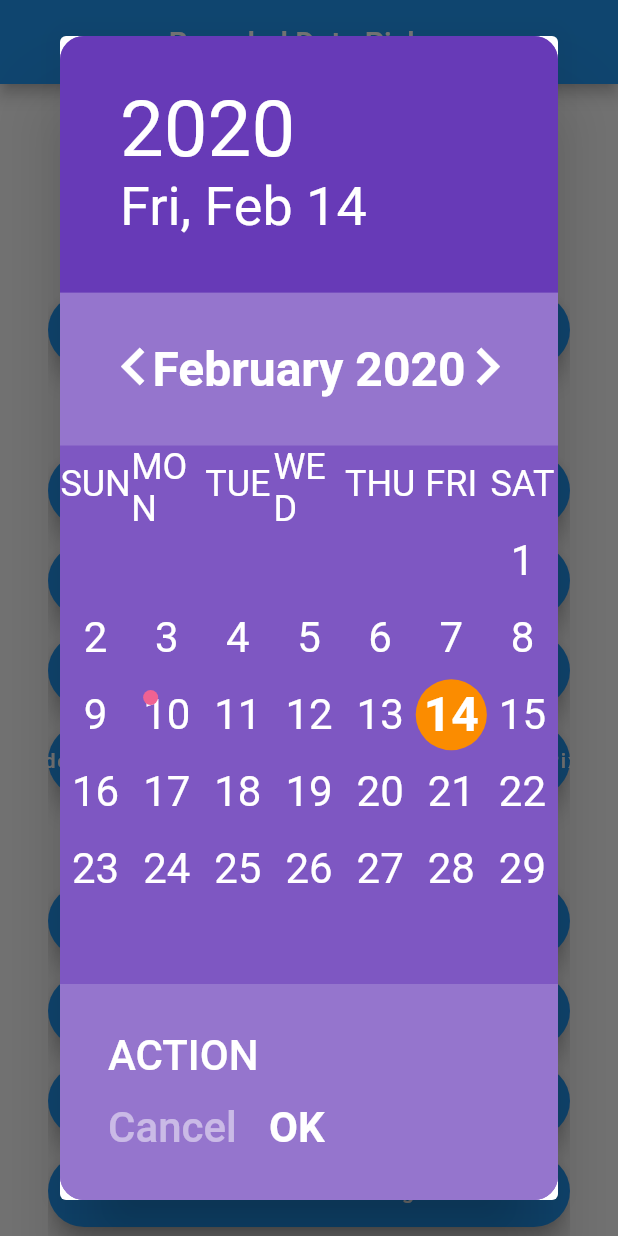
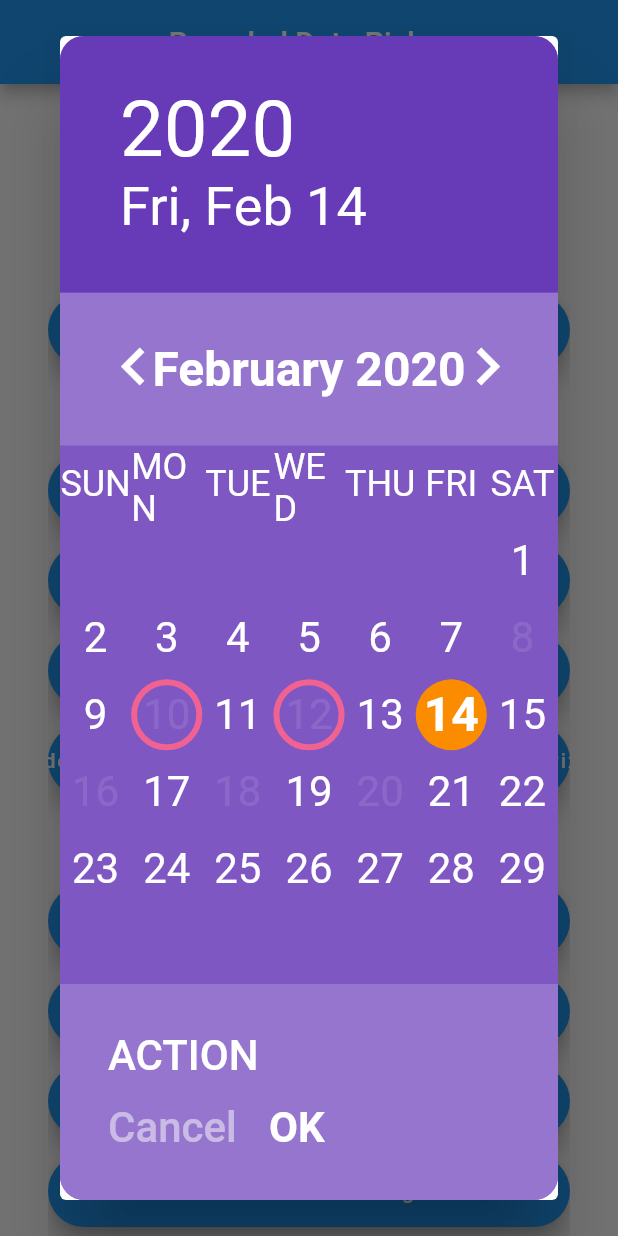
Before and after one commit to benznest/flutter_rounded_date_picker, a Flutter app: the screen it shows after launch, after a tap on "Rounded Calendar with Custom style (Exam", on a phone screen of 412 x 824 dp. Run offline on Flutter 3.47's test engine with Material 2 defaults, Android fonts, the phone set to English and light mode, and no system bars.

Commit message:
add callback on tap day.

```diff
--- a/example/lib/home.dart
+++ b/example/lib/home.dart
@@ -143,11 +143,14 @@ class _HomeState extends State<Home> {
                             fontSize: 24,
                             color: Colors.white,
                           ),
-                          textStyleCurrentDayOnCalendar: TextStyle(fontSize: 32, color: Colors.white, fontWeight: FontWeight.bold),
+                          textStyleCurrentDayOnCalendar:
+                              TextStyle(fontSize: 32, color: Colors.white, fontWeight: FontWeight.bold),
                           textStyleDayOnCalendar: TextStyle(fontSize: 28, color: Colors.white),
-                          textStyleDayOnCalendarSelected: TextStyle(fontSize: 32, color: Colors.white, fontWeight: FontWeight.bold),
+                          textStyleDayOnCalendarSelected:
+                              TextStyle(fontSize: 32, color: Colors.white, fontWeight: FontWeight.bold),
                           textStyleDayOnCalendarDisabled: TextStyle(fontSize: 28, color: Colors.white.withOpacity(0.1)),
-                          textStyleMonthYearHeader: TextStyle(fontSize: 32, color: Colors.white, fontWeight: FontWeight.bold),
+                          textStyleMonthYearHeader:
+                              TextStyle(fontSize: 32, color: Colors.white, fontWeight: FontWeight.bold),
                           paddingDatePicker: EdgeInsets.all(0),
                           paddingMonthHeader: EdgeInsets.all(32),
                           paddingActionBar: EdgeInsets.all(16),
@@ -160,7 +163,8 @@ class _HomeState extends State<Home> {
                           marginTopArrowNext: 16,
                           marginRightArrowNext: 32,
                           textStyleButtonAction: TextStyle(fontSize: 28, color: Colors.white),
-                          textStyleButtonPositive: TextStyle(fontSize: 28, color: Colors.white, fontWeight: FontWeight.bold),
+                          textStyleButtonPositive:
+                              TextStyle(fontSize: 28, color: Colors.white, fontWeight: FontWeight.bold),
                           textStyleButtonNegative: TextStyle(fontSize: 28, color: Colors.white.withOpacity(0.5)),
                           decorationDateSelected: BoxDecoration(color: Colors.orange[600], shape: BoxShape.circle),
                           backgroundPicker: Colors.deepPurple[400],
@@ -169,36 +173,73 @@ class _HomeState extends State<Home> {
                         ),
                         styleYearPicker: MaterialRoundedYearPickerStyle(
                           textStyleYear: TextStyle(fontSize: 40, color: Colors.white),
-                          textStyleYearSelected: TextStyle(fontSize: 56, color: Colors.white, fontWeight: FontWeight.bold),
+                          textStyleYearSelected:
+                              TextStyle(fontSize: 56, color: Colors.white, fontWeight: FontWeight.bold),
                           heightYearRow: 100,
                           backgroundPicker: Colors.deepPurple[400],
                         ),
                         textActionButton: "ACTION",
                         customWeekDays: ["SUN", "MON", "TUE", "WED", "THU", "FRI", "SAT"],
-                        builderDay: (DateTime dateTime, bool isCurrentDay, bool isSelected, TextStyle defaultTextStyle) {
+                        listDateDisabled: [
+                          DateTime.now().subtract(Duration(days: 2)),
+                          DateTime.now().subtract(Duration(days: 4)),
+                          DateTime.now().subtract(Duration(days: 6)),
+                          DateTime.now().add(Duration(days: 2)),
+                          DateTime.now().add(Duration(days: 4)),
+                          DateTime.now().add(Duration(days: 6)),
+                        ],
+                        onTapDay: (DateTime dateTime, bool available) {
+                          if (!available) {
+                            showDialog(
+                                context: context,
+                                builder: (c) => CupertinoAlertDialog(title: Text("Cannot select this date."),actions: <Widget>[
+                                  CupertinoDialogAction(child: Text("OK"),onPressed: (){
+                                    Navigator.pop(context);
+                                  },)
+                                ],));
+                          }
+                          return available;
+                        },
+                        builderDay:
+                            (DateTime dateTime, bool isCurrentDay, bool isSelected, TextStyle defaultTextStyle) {
+                          if (isSelected) {
+                            return Container(
+                              decoration: BoxDecoration(color: Colors.orange[600], shape: BoxShape.circle),
+                              child: Center(
+                                child: Text(
+                                  dateTime.day.toString(),
+                                  style: defaultTextStyle,
+                                ),
+                              ),
+                            );
+                          }
+
                           if (dateTime.day == 10) {
-                            return Center(
-                              child: Stack(
-                                children: <Widget>[
-                                  Container(
-                                    decoration: isSelected ? BoxDecoration(color: Colors.orange[600], shape: BoxShape.circle) : null,
-                                    child: Text(
-                                      dateTime.day.toString(),
-                                      style: defaultTextStyle,
-                                    ),
-                                  ),
-                                  Container(
-                                    width: 10,
-                                    height: 10,
-                                    decoration: BoxDecoration(color: Colors.pink[300], shape: BoxShape.circle),
-                                  )
-                                ],
+                            return Container(
+                              decoration: BoxDecoration(
+                                  border: Border.all(color: Colors.pink[300], width: 4), shape: BoxShape.circle),
+                              child: Center(
+                                child: Text(
+                                  dateTime.day.toString(),
+                                  style: defaultTextStyle,
+                                ),
+                              ),
+                            );
+                          }
+                          if (dateTime.day == 12) {
+                            return Container(
+                              decoration: BoxDecoration(
+                                  border: Border.all(color: Colors.pink[300], width: 4), shape: BoxShape.circle),
+                              child: Center(
+                                child: Text(
+                                  dateTime.day.toString(),
+                                  style: defaultTextStyle,
+                                ),
                               ),
                             );
                           }
 
                           return Container(
-                            decoration: isSelected ? BoxDecoration(color: Colors.orange[600], shape: BoxShape.circle) : null,
                             child: Center(
                               child: Text(
                                 dateTime.day.toString(),
@@ -279,7 +320,8 @@ class _HomeState extends State<Home> {
                       imageHeader: AssetImage(
                         "assets/images/calendar_header.jpg",
                       ),
-                      description: "Lorem ipsum dolor sit amet, consectetur adipiscing elit, sed do eiusmod tempor incididunt ut labore et dolore magna aliqua.",
+                      description:
+                          "Lorem ipsum dolor sit amet, consectetur adipiscing elit, sed do eiusmod tempor incididunt ut labore et dolore magna aliqua.",
                     );
                     if (newDateTime != null) {
                       setState(() => dateTime = newDateTime);
@@ -297,7 +339,8 @@ class _HomeState extends State<Home> {
                         "assets/images/calendar_header_rainy.jpg",
                       ),
                       fontFamily: "Mali",
-                      description: "Lorem ipsum dolor sit amet, consectetur adipiscing elit, sed do eiusmod tempor incididunt ut labore et dolore magna aliqua.",
+                      description:
+                          "Lorem ipsum dolor sit amet, consectetur adipiscing elit, sed do eiusmod tempor incididunt ut labore et dolore magna aliqua.",
                     );
                     if (newDateTime != null) {
                       setState(() => dateTime = newDateTime);
--- a/lib/src/dialogs/flutter_rounded_date_picker_dialog.dart
+++ b/lib/src/dialogs/flutter_rounded_date_picker_dialog.dart
@@ -31,7 +31,9 @@ class FlutterRoundedDatePickerDialog extends StatefulWidget {
       this.styleDatePicker,
       this.styleYearPicker,
       this.customWeekDays,
-      this.builderDay})
+      this.builderDay,
+      this.listDateDisabled,
+      this.onTapDay})
       : super(key: key);
 
   final DateTime initialDate;
@@ -69,6 +71,9 @@ class FlutterRoundedDatePickerDialog extends StatefulWidget {
   final List<String> customWeekDays;
 
   final BuilderDayOfDatePicker builderDay;
+
+  final List<DateTime> listDateDisabled;
+  final OnTapDay onTapDay;
 
   @override
   _FlutterRoundedDatePickerDialogState createState() => _FlutterRoundedDatePickerDialogState();
@@ -181,7 +186,10 @@ class _FlutterRoundedDatePickerDialogState extends State<FlutterRoundedDatePicke
           style: widget.styleDatePicker,
           borderRadius: widget.borderRadius,
           customWeekDays: widget.customWeekDays,
-        builderDay: widget.builderDay,);
+          builderDay: widget.builderDay,
+          listDateDisabled: widget.listDateDisabled,
+          onTapDay: widget.onTapDay,
+        );
       case DatePickerMode.year:
         return FlutterRoundedYearPicker(
           key: _pickerKey,
@@ -266,7 +274,7 @@ class _FlutterRoundedDatePickerDialogState extends State<FlutterRoundedDatePicke
                 mainAxisSize: MainAxisSize.min,
                 crossAxisAlignment: CrossAxisAlignment.stretch,
                 children: <Widget>[
-                  Flexible(flex: 1,child: header),
+                  Flexible(flex: 1, child: header),
                   Flexible(
                     flex: 2, // have the picker take up 2/3 of the dialog width
                     child: Column(
--- a/lib/src/flutter_rounded_date_picker_widget.dart
+++ b/lib/src/flutter_rounded_date_picker_widget.dart
@@ -119,7 +119,9 @@ Future<DateTime> showRoundedDatePicker(
     MaterialRoundedDatePickerStyle styleDatePicker,
     MaterialRoundedYearPickerStyle styleYearPicker,
     List<String> customWeekDays,
-    BuilderDayOfDatePicker builderDay}) async {
+    BuilderDayOfDatePicker builderDay,
+    List<DateTime> listDateDisabled,
+    OnTapDay onTapDay}) async {
   initialDate ??= DateTime.now();
   firstDate ??= DateTime(initialDate.year - 1);
   lastDate ??= DateTime(initialDate.year + 1);
@@ -187,6 +189,8 @@ Future<DateTime> showRoundedDatePicker(
           styleYearPicker: styleYearPicker,
           customWeekDays: customWeekDays,
           builderDay: builderDay,
+          listDateDisabled: listDateDisabled,
+          onTapDay: onTapDay,
         ),
       ),
     ),
--- a/lib/src/widgets/flutter_rounded_day_picker.dart
+++ b/lib/src/widgets/flutter_rounded_day_picker.dart
@@ -29,7 +29,9 @@ const int _kMaxDayPickerRowCount = 6; // A 31 day month that starts on Saturday.
 // Two extra rows: one for the day-of-week header and one for the month header.
 const double _kMaxDayPickerHeight = _kDayPickerRowHeight * (_kMaxDayPickerRowCount + 2);
 
-typedef BuilderDayOfDatePicker = Widget Function(DateTime dateTime, bool isCurrentDay, bool selected,TextStyle defaultTextStyle);
+typedef BuilderDayOfDatePicker = Widget Function(
+    DateTime dateTime, bool isCurrentDay, bool selected, TextStyle defaultTextStyle);
+typedef OnTapDay = bool Function(DateTime dateTime, bool available);
 
 class _DayPickerGridDelegate extends SliverGridDelegate {
   const _DayPickerGridDelegate();
@@ -75,7 +77,9 @@ class FlutterRoundedDayPicker extends StatelessWidget {
       this.borderRadius,
       this.style,
       this.customWeekDays,
-      this.builderDay})
+      this.builderDay,
+      this.listDateDisabled,
+      this.onTapDay})
       : assert(selectedDate != null),
         assert(currentDate != null),
         assert(onChanged != null),
@@ -117,6 +121,8 @@ class FlutterRoundedDayPicker extends StatelessWidget {
   final MaterialRoundedDatePickerStyle style;
   final List<String> customWeekDays;
   final BuilderDayOfDatePicker builderDay;
+  final List<DateTime> listDateDisabled;
+  final OnTapDay onTapDay;
 
   /// Determines the way that drag start behavior is handled.
   ///
@@ -284,7 +290,16 @@ class FlutterRoundedDayPicker extends StatelessWidget {
         labels.add(Container());
       } else {
         final DateTime dayToBuild = DateTime(year, month, day);
-        final bool disabled = dayToBuild.isAfter(lastDate) || dayToBuild.isBefore(firstDate) || (selectableDayPredicate != null && !selectableDayPredicate(dayToBuild));
+        bool disabled = dayToBuild.isAfter(lastDate) ||
+            dayToBuild.isBefore(firstDate) ||
+            (selectableDayPredicate != null && !selectableDayPredicate(dayToBuild));
+
+        for (DateTime dt in listDateDisabled) {
+          if (dt.day == day && dt.month == month && dt.year == year) {
+            disabled = true;
+            break;
+          }
+        }
 
         BoxDecoration decoration;
         TextStyle itemStyle = style?.textStyleDayOnCalendar ??
@@ -321,7 +336,7 @@ class FlutterRoundedDayPicker extends StatelessWidget {
         }
         Widget dayWidget;
         if (builderDay != null) {
-          dayWidget = builderDay(dayToBuild, isCurrentDay, isSelectedDay , itemStyle);
+          dayWidget = builderDay(dayToBuild, isCurrentDay, isSelectedDay, itemStyle);
         }
 
         dayWidget = dayWidget ??
@@ -348,16 +363,21 @@ class FlutterRoundedDayPicker extends StatelessWidget {
               ),
             );
 
-        if (!disabled) {
         dayWidget = GestureDetector(
           behavior: HitTestBehavior.opaque,
           onTap: () {
+            bool allow = true;
+            if (onTapDay != null) {
+              allow = onTapDay(dayToBuild, !disabled);
+            }
+
+            if (allow) {
               onChanged(dayToBuild);
+            }
           },
           child: dayWidget,
           dragStartBehavior: dragStartBehavior,
         );
-        }
 
         labels.add(dayWidget);
       }
@@ -365,7 +385,8 @@ class FlutterRoundedDayPicker extends StatelessWidget {
 
     String monthYearHeader = "";
     if (locale != null && locale.languageCode.toLowerCase() == "th") {
-      monthYearHeader = "${ThaiDateUtils.getMonthNameFull(displayedMonth.month)} ${calculateYearEra(era, displayedMonth.year)}";
+      monthYearHeader =
+          "${ThaiDateUtils.getMonthNameFull(displayedMonth.month)} ${calculateYearEra(era, displayedMonth.year)}";
     } else {
       monthYearHeader = localizations.formatMonthYear(displayedMonth);
     }
@@ -376,7 +397,10 @@ class FlutterRoundedDayPicker extends StatelessWidget {
         children: <Widget>[
           Container(
             decoration: BoxDecoration(
-                color: style?.backgroundHeaderMonth, borderRadius: orientation == Orientation.landscape ? BorderRadius.only(topRight: Radius.circular(borderRadius)) : null),
+                color: style?.backgroundHeaderMonth,
+                borderRadius: orientation == Orientation.landscape
+                    ? BorderRadius.only(topRight: Radius.circular(borderRadius))
+                    : null),
             padding: style?.paddingMonthHeader,
 //            height: _kDayPickerRowHeight,
             child: Center(
--- a/lib/src/widgets/flutter_rounded_month_picker.dart
+++ b/lib/src/widgets/flutter_rounded_month_picker.dart
@@ -26,7 +26,6 @@ import 'package:flutter_rounded_date_picker/src/widgets/flutter_rounded_day_pick
 const Duration _kMonthScrollDuration = Duration(milliseconds: 200);
 
 class FlutterRoundedMonthPicker extends StatefulWidget {
-
   /// Creates a month picker.
   ///
   /// Rarely used directly. Instead, typically used as part of the dialog shown
@@ -45,7 +44,9 @@ class FlutterRoundedMonthPicker extends StatefulWidget {
       this.style,
       this.borderRadius = 0,
       this.customWeekDays,
-      this.builderDay})
+      this.builderDay,
+      this.listDateDisabled,
+      this.onTapDay})
       : assert(selectedDate != null),
         assert(onChanged != null),
         assert(!firstDate.isAfter(lastDate)),
@@ -89,12 +90,16 @@ class FlutterRoundedMonthPicker extends StatefulWidget {
 
   final BuilderDayOfDatePicker builderDay;
 
+  final List<DateTime> listDateDisabled;
+  final OnTapDay onTapDay;
+
   @override
   _FlutterRoundedMonthPickerState createState() => _FlutterRoundedMonthPickerState();
 }
 
 class _FlutterRoundedMonthPickerState extends State<FlutterRoundedMonthPicker> with SingleTickerProviderStateMixin {
-  static final Animatable<double> _chevronOpacityTween = Tween<double>(begin: 1.0, end: 0.0).chain(CurveTween(curve: Curves.easeInOut));
+  static final Animatable<double> _chevronOpacityTween =
+      Tween<double>(begin: 1.0, end: 0.0).chain(CurveTween(curve: Curves.easeInOut));
 
   @override
   void initState() {
@@ -183,8 +188,10 @@ class _FlutterRoundedMonthPickerState extends State<FlutterRoundedMonthPicker> w
       fontFamily: widget.fontFamily,
       style: widget.style,
       borderRadius: widget.borderRadius,
-        customWeekDays:widget.customWeekDays,
+      customWeekDays: widget.customWeekDays,
       builderDay: widget.builderDay,
+      listDateDisabled: widget.listDateDisabled,
+      onTapDay: widget.onTapDay,
     );
   }
 
@@ -250,7 +257,10 @@ class _FlutterRoundedMonthPickerState extends State<FlutterRoundedMonthPicker> w
     Orientation orientation = MediaQuery.of(context).orientation;
     return Container(
       decoration: BoxDecoration(
-          color: widget.style?.backgroundPicker, borderRadius: orientation == Orientation.landscape ? BorderRadius.only(topRight: Radius.circular(widget.borderRadius)) : null),
+          color: widget.style?.backgroundPicker,
+          borderRadius: orientation == Orientation.landscape
+              ? BorderRadius.only(topRight: Radius.circular(widget.borderRadius))
+              : null),
       // The month picker just adds month navigation to the day picker, so make
       // it the same height as the DayPicker
 //      height: _kMaxDayPickerHeight,
@@ -295,7 +305,9 @@ class _FlutterRoundedMonthPickerState extends State<FlutterRoundedMonthPicker> w
                     size: widget?.style?.sizeArrow,
                     color: widget?.style?.colorArrowPrevious,
                   ),
-                  tooltip: _isDisplayingFirstMonth ? null : '${localizations.previousMonthTooltip} ${localizations.formatMonthYear(_previousMonthDate)}',
+                  tooltip: _isDisplayingFirstMonth
+                      ? null
+                      : '${localizations.previousMonthTooltip} ${localizations.formatMonthYear(_previousMonthDate)}',
                   onPressed: _isDisplayingFirstMonth == true ? null : _handlePreviousMonth,
                 ),
               ),
@@ -316,7 +328,9 @@ class _FlutterRoundedMonthPickerState extends State<FlutterRoundedMonthPicker> w
                     size: widget?.style?.sizeArrow,
                     color: widget?.style?.colorArrowNext,
                   ),
-                  tooltip: _isDisplayingLastMonth ? null : '${localizations.nextMonthTooltip} ${localizations.formatMonthYear(_nextMonthDate)}',
+                  tooltip: _isDisplayingLastMonth
+                      ? null
+                      : '${localizations.nextMonthTooltip} ${localizations.formatMonthYear(_nextMonthDate)}',
                   onPressed: _isDisplayingLastMonth ? null : _handleNextMonth,
                 ),
               ),
```
Also changed, not shown: 4 other files. Lines whose indentation alone changed are shown as unchanged.
